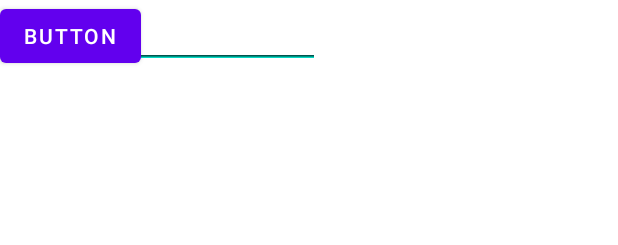
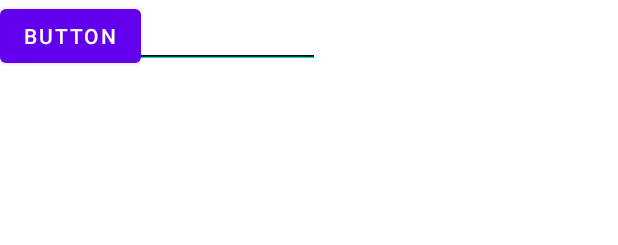
Before and after one commit to kj27july/PackageManager, an Android app: the layout activity_main.xml on its own in the app's theme, with its tools: preview values and no code run, on a phone screen of 412 x 824 dp. Shown: the top 245 px of the screen. Run offline under Robolectric (Android 15) with nearby library versions, the phone set to English and light mode, and no system bars.

Commit message:
unistall added6

```diff
--- a/app/src/main/res/layout/activity_main.xml
+++ b/app/src/main/res/layout/activity_main.xml
@@ -41,4 +41,22 @@
         tools:layout_editor_absoluteX="135dp"
         tools:layout_editor_absoluteY="590dp" />
 
+    <EditText
+        android:id="@+id/editTextTextEmailAddress"
+        android:layout_width="wrap_content"
+        android:layout_height="wrap_content"
+        android:ems="10"
+        android:inputType="textEmailAddress"
+        tools:layout_editor_absoluteX="150dp"
+        tools:layout_editor_absoluteY="84dp" />
+
+    <EditText
+        android:id="@+id/editTextPhone"
+        android:layout_width="wrap_content"
+        android:layout_height="wrap_content"
+        android:ems="10"
+        android:inputType="phone"
+        tools:layout_editor_absoluteX="136dp"
+        tools:layout_editor_absoluteY="286dp" />
+
 </androidx.constraintlayout.widget.ConstraintLayout>
```
